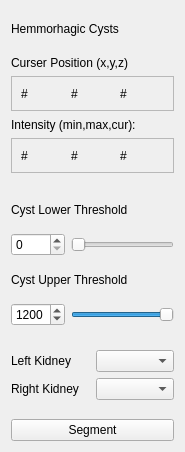
Old version of the form tools/cystLabel_tool/cystLabel_widget.ui in the repository collinli2353/SmartClick.
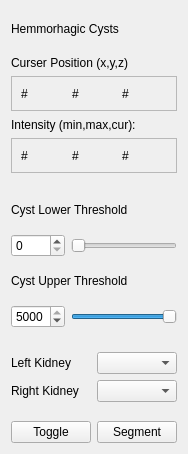
New version of the form.

Commit message: added toggle (reset) button & functions

```diff
--- a/tools/cystLabel_tool/cystLabel_widget.ui
+++ b/tools/cystLabel_tool/cystLabel_widget.ui
@@ -7,7 +7,7 @@
     <x>0</x>
     <y>0</y>
     <width>185</width>
-    <height>452</height>
+    <height>454</height>
    </rect>
   </property>
   <property name="windowTitle">
@@ -191,7 +191,7 @@
      <item>
       <widget class="QSpinBox" name="lowerThresh_spinBox">
        <property name="maximum">
-        <number>2000</number>
+        <number>5000</number>
        </property>
       </widget>
      </item>
@@ -201,7 +201,7 @@
         <number>0</number>
        </property>
        <property name="maximum">
-        <number>2000</number>
+        <number>5000</number>
        </property>
        <property name="singleStep">
         <number>1</number>
@@ -225,10 +225,10 @@
      <item>
       <widget class="QSpinBox" name="upperThresh_spinBox">
        <property name="maximum">
-        <number>1500</number>
+        <number>5000</number>
        </property>
        <property name="value">
-        <number>1200</number>
+        <number>5000</number>
        </property>
       </widget>
      </item>
@@ -238,13 +238,13 @@
         <number>0</number>
        </property>
        <property name="maximum">
-        <number>1200</number>
+        <number>5000</number>
        </property>
        <property name="value">
-        <number>1200</number>
+        <number>5000</number>
        </property>
        <property name="sliderPosition">
-        <number>1200</number>
+        <number>5000</number>
        </property>
        <property name="orientation">
         <enum>Qt::Horizontal</enum>
@@ -330,11 +330,22 @@
     </spacer>
    </item>
    <item>
+    <layout class="QHBoxLayout" name="horizontalLayout_6">
+     <item>
+      <widget class="QPushButton" name="toggle">
+       <property name="text">
+        <string>Toggle</string>
+       </property>
+      </widget>
+     </item>
+     <item>
     <widget class="QPushButton" name="segment">
      <property name="text">
       <string>Segment</string>
      </property>
     </widget>
+     </item>
+    </layout>
    </item>
   </layout>
  </widget>
```
Lines whose indentation alone changed are shown as unchanged. The commit also changes 2 other files.
